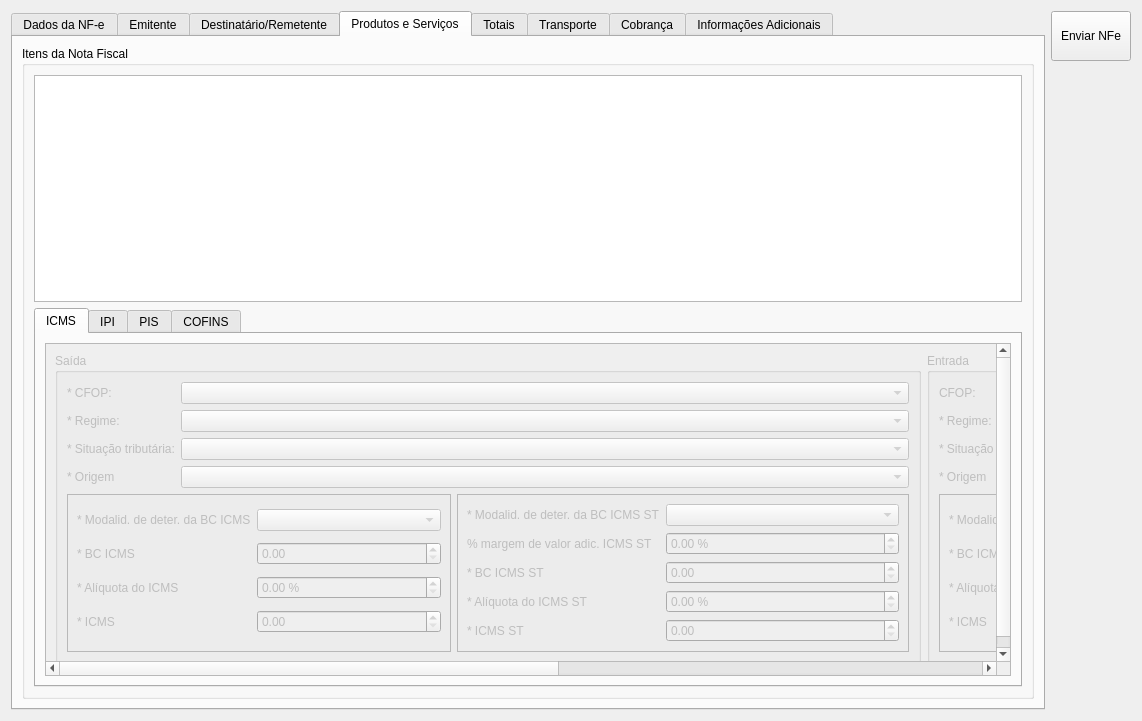
The window that ui/cadastrarnfe.ui (darktorres/ERP-STACCATO) describes before a commit, drawn with Qt 5.
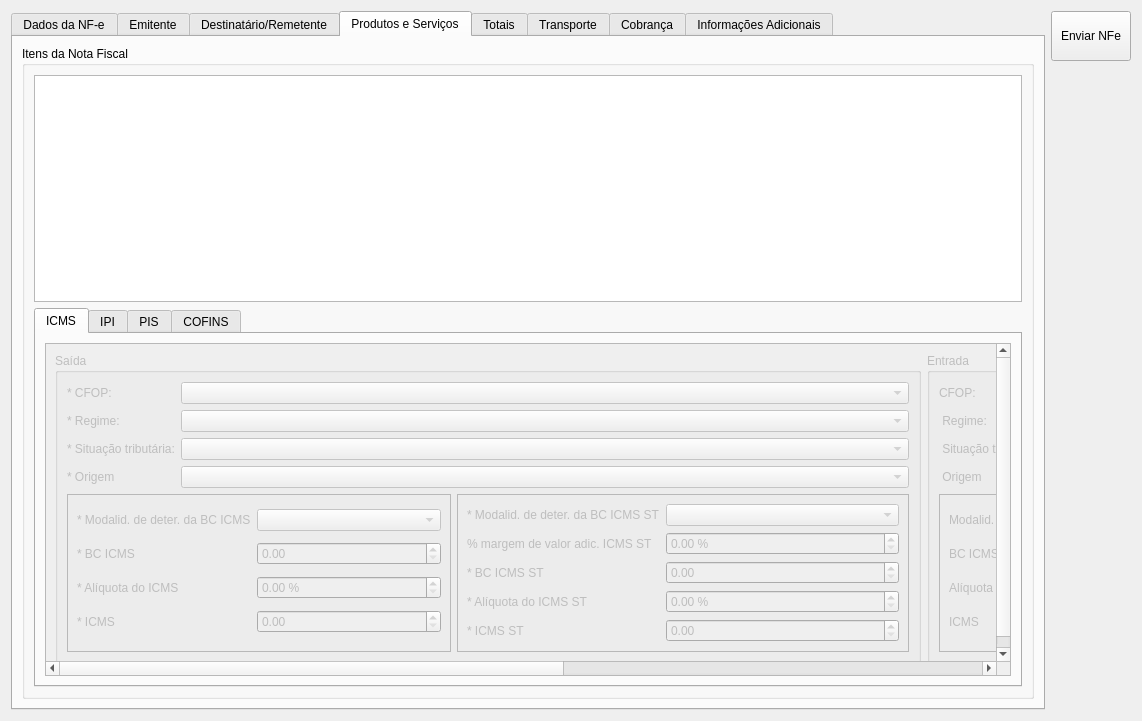
The same window after the commit. Custom widgets are drawn as their Qt base class.

Patch:
```diff
--- a/ui/cadastrarnfe.ui
+++ b/ui/cadastrarnfe.ui
@@ -1020,9 +1020,9 @@
                 <widget class="QWidget" name="scrollAreaWidgetContents">
                  <property name="geometry">
                   <rect>
-                   <x>0</x>
-                   <y>0</y>
-                   <width>1580</width>
+                   <x>-611</x>
+                   <y>-35</y>
+                   <width>1563</width>
                    <height>333</height>
                   </rect>
                  </property>
@@ -1555,21 +1555,21 @@
                           </sizepolicy>
                          </property>
                          <property name="text">
-                          <string>* Regime:</string>
+                          <string> Regime:</string>
                          </property>
                         </widget>
                        </item>
                        <item row="2" column="0">
                         <widget class="QLabel" name="label_125">
                          <property name="text">
-                          <string>* Situação tributária:</string>
+                          <string> Situação tributária:</string>
                          </property>
                         </widget>
                        </item>
                        <item row="3" column="0">
                         <widget class="QLabel" name="label_127">
                          <property name="text">
-                          <string>* Origem</string>
+                          <string> Origem</string>
                          </property>
                         </widget>
                        </item>
@@ -1662,7 +1662,7 @@
                              </sizepolicy>
                             </property>
                             <property name="text">
-                             <string>* Alíquota do ICMS</string>
+                             <string>Alíquota do ICMS</string>
                             </property>
                            </widget>
                           </item>
@@ -1675,7 +1675,7 @@
                              </sizepolicy>
                             </property>
                             <property name="text">
-                             <string>* Modalid. de deter. da BC ICMS</string>
+                             <string>Modalid. de deter. da BC ICMS</string>
                             </property>
                            </widget>
                           </item>
@@ -1688,7 +1688,7 @@
                              </sizepolicy>
                             </property>
                             <property name="text">
-                             <string>* BC ICMS</string>
+                             <string>BC ICMS</string>
                             </property>
                            </widget>
                           </item>
@@ -1701,6 +1701,9 @@
                           </item>
                           <item row="7" column="1">
                            <widget class="QComboBox" name="comboBoxICMSModBc_2">
+                            <property name="editable">
+                             <bool>true</bool>
+                            </property>
                             <item>
                              <property name="text">
                               <string/>
@@ -1744,7 +1747,7 @@
                              </sizepolicy>
                             </property>
                             <property name="text">
-                             <string>* ICMS</string>
+                             <string>ICMS</string>
                             </property>
                            </widget>
                           </item>
@@ -1792,7 +1795,7 @@
                              </sizepolicy>
                             </property>
                             <property name="text">
-                             <string>* Alíquota do ICMS ST</string>
+                             <string>Alíquota do ICMS ST</string>
                             </property>
                            </widget>
                           </item>
@@ -1805,7 +1808,7 @@
                              </sizepolicy>
                             </property>
                             <property name="text">
-                             <string>* ICMS ST</string>
+                             <string>ICMS ST</string>
                             </property>
                            </widget>
                           </item>
@@ -1818,7 +1821,7 @@
                              </sizepolicy>
                             </property>
                             <property name="text">
-                             <string>* BC ICMS ST</string>
+                             <string>BC ICMS ST</string>
                             </property>
                            </widget>
                           </item>
@@ -1838,6 +1841,9 @@
                           </item>
                           <item row="1" column="1">
                            <widget class="QComboBox" name="comboBoxICMSModBcSt_2">
+                            <property name="editable">
+                             <bool>true</bool>
+                            </property>
                             <item>
                              <property name="text">
                               <string/>
@@ -1884,7 +1890,7 @@
                              </sizepolicy>
                             </property>
                             <property name="text">
-                             <string>* Modalid. de deter. da BC ICMS ST</string>
+                             <string>Modalid. de deter. da BC ICMS ST</string>
                             </property>
                            </widget>
                           </item>
```
